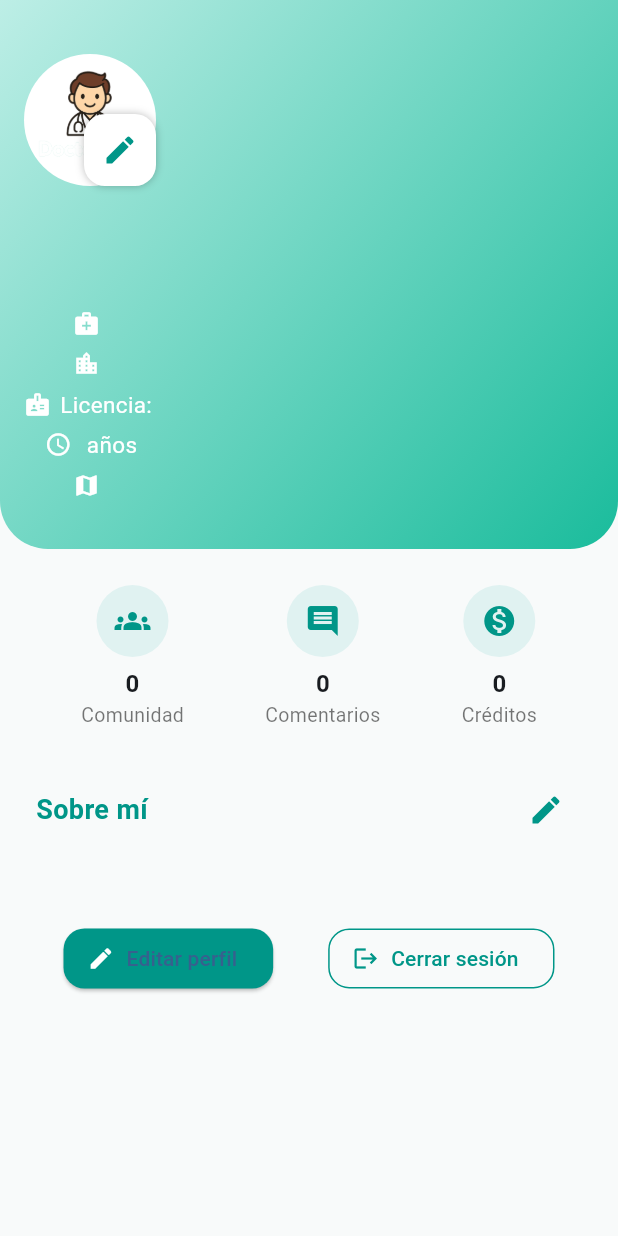
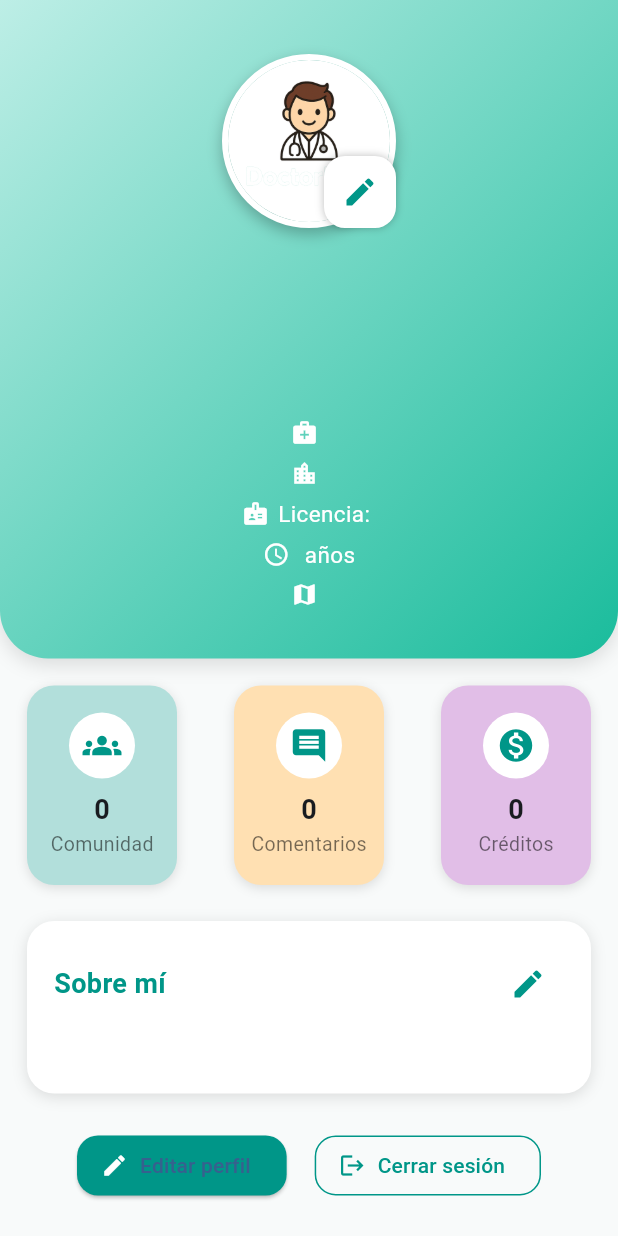
Before and after one commit to iatechsabana/pediatApp, a Flutter app: the PediatricianProfilePage screen opened directly, on a phone screen of 412 x 824 dp. Run offline on Flutter 3.47's test engine with Material 3 defaults, Android fonts, the phone set to English and light mode, and no system bars; our stand-ins replace cloud_firestore, dartz, firebase_auth, firebase_core, flutter_riverpod, go_router and 1 more; accounts and stored records are empty.

Commit message:
subir cambios

```diff
--- a/lib/features/dashboard/presentation/pages/pediatrician_profile_page.dart
+++ b/lib/features/dashboard/presentation/pages/pediatrician_profile_page.dart
@@ -38,7 +38,19 @@ class _PediatricianProfilePageState extends State<PediatricianProfilePage> {
       return (doc.data()?['credits'] ?? 0) as int;
     }
   bool isEditingAbout = false;
-  final aboutController = TextEditingController();
+  late TextEditingController aboutController;
+
+  @override
+  void initState() {
+    super.initState();
+    aboutController = TextEditingController();
+  }
+
+  @override
+  void dispose() {
+    aboutController.dispose();
+    super.dispose();
+  }
 
   Future<Map<String, dynamic>?> _getProfile() async {
     final user = FirebaseAuth.instance.currentUser;
@@ -70,14 +82,24 @@ class _PediatricianProfilePageState extends State<PediatricianProfilePage> {
           return SingleChildScrollView(
             padding: const EdgeInsets.only(bottom: 32),
             child: Column(
+              crossAxisAlignment: CrossAxisAlignment.stretch,
               children: [
                 _buildHeader(data),
+                const SizedBox(height: 18),
+                Padding(
+                  padding: const EdgeInsets.symmetric(horizontal: 18),
+                  child: _buildStatsSection(),
+                ),
                 const SizedBox(height: 24),
-                _buildStatsSection(),
-                const SizedBox(height: 30),
-                _buildAboutSection(data),
-                const SizedBox(height: 20),
-                _buildActions(context),
+                Padding(
+                  padding: const EdgeInsets.symmetric(horizontal: 18),
+                  child: _buildAboutSection(data),
+                ),
+                const SizedBox(height: 24),
+                Padding(
+                  padding: const EdgeInsets.symmetric(horizontal: 18),
+                  child: _buildActions(context),
+                ),
               ],
             ),
           );
@@ -90,7 +112,7 @@ class _PediatricianProfilePageState extends State<PediatricianProfilePage> {
   Widget _buildHeader(Map<String, dynamic> data) {
     return Container(
       width: double.infinity,
-      padding: const EdgeInsets.fromLTRB(16, 36, 16, 32),
+      padding: const EdgeInsets.fromLTRB(0, 36, 0, 32),
       decoration: const BoxDecoration(
         gradient: LinearGradient(
           colors: [Color(0xFFBDEEE6), Color(0xFF1ABC9C)],
@@ -98,35 +120,44 @@ class _PediatricianProfilePageState extends State<PediatricianProfilePage> {
           end: Alignment.bottomRight,
         ),
         borderRadius: BorderRadius.vertical(bottom: Radius.circular(32)),
+        boxShadow: [BoxShadow(color: Colors.black12, blurRadius: 10, offset: Offset(0, 4))],
       ),
       child: Column(
-        crossAxisAlignment: CrossAxisAlignment.start,
+        crossAxisAlignment: CrossAxisAlignment.center,
         children: [
           Stack(
             alignment: Alignment.bottomRight,
             children: [
-              data['photoUrl'] != null && data['photoUrl'].toString().isNotEmpty
+              Container(
+                decoration: BoxDecoration(
+                  border: Border.all(color: Colors.white, width: 4),
+                  shape: BoxShape.circle,
+                  boxShadow: [BoxShadow(color: Colors.black26, blurRadius: 8, offset: Offset(0, 4))],
+                ),
+                child: data['photoUrl'] != null && data['photoUrl'].toString().isNotEmpty
                     ? CircleAvatar(
-                      radius: 44,
+                        radius: 54,
                         backgroundImage: NetworkImage(data['photoUrl']),
                         backgroundColor: Colors.white,
                       )
                     : CircleAvatar(
-                      radius: 44,
+                        radius: 54,
                         backgroundColor: Colors.white,
                         backgroundImage: const AssetImage('assets/images/doctorkids_logo.png'),
+                      ),
               ),
               _editAvatarButton(),
             ],
           ),
-          const SizedBox(height: 10),
+          const SizedBox(height: 14),
           Text(
             data['name'] ?? '',
             style: const TextStyle(
-              fontSize: 22,
+              fontSize: 26,
               fontWeight: FontWeight.bold,
               color: Colors.white,
               fontFamily: 'Montserrat',
+              letterSpacing: 0.5,
               shadows: [
                 Shadow(
                   color: Colors.black38,
@@ -136,7 +167,18 @@ class _PediatricianProfilePageState extends State<PediatricianProfilePage> {
               ],
             ),
           ),
-          const SizedBox(height: 4),
+          const SizedBox(height: 6),
+          Text(
+            data['specialty'] ?? '',
+            style: const TextStyle(
+              fontSize: 16,
+              color: Colors.white70,
+              fontWeight: FontWeight.w500,
+              fontFamily: 'Montserrat',
+              letterSpacing: 0.2,
+            ),
+          ),
+          const SizedBox(height: 6),
           Text(
             data['email'] ?? '',
             style: const TextStyle(
@@ -154,7 +196,7 @@ class _PediatricianProfilePageState extends State<PediatricianProfilePage> {
               ],
             ),
           ),
-          const SizedBox(height: 10),
+          const SizedBox(height: 14),
           _buildHeaderInfoIcons(data),
         ],
       ),
@@ -216,36 +258,53 @@ class _PediatricianProfilePageState extends State<PediatricianProfilePage> {
       builder: (context, snapshot) {
         final values = snapshot.data ?? [0, 0, 0];
         return Row(
-          mainAxisAlignment: MainAxisAlignment.spaceEvenly,
+          mainAxisAlignment: MainAxisAlignment.spaceBetween,
           children: [
-            _statBox(Icons.groups, "Comunidad", values[0].toString()),
-            _statBox(Icons.comment, "Comentarios", values[1].toString()),
-            _statBox(Icons.monetization_on, "Créditos", values[2].toString()),
+            _statCard(Icons.groups, "Comunidad", values[0].toString(), Colors.teal.shade100),
+            _statCard(Icons.comment, "Comentarios", values[1].toString(), Colors.orange.shade100),
+            _statCard(Icons.monetization_on, "Créditos", values[2].toString(), Colors.purple.shade100),
           ],
         );
       },
     );
+
   }
 
-  Widget _statBox(IconData icon, String label, String value) {
-    return Column(
+  Widget _statCard(IconData icon, String label, String value, Color color) {
+    return Container(
+      width: 100,
+      padding: const EdgeInsets.symmetric(vertical: 18),
+      decoration: BoxDecoration(
+        color: color,
+        borderRadius: BorderRadius.circular(18),
+        boxShadow: [BoxShadow(color: Colors.black12, blurRadius: 6, offset: Offset(0, 2))],
+      ),
+      child: Column(
+        mainAxisAlignment: MainAxisAlignment.center,
         children: [
           CircleAvatar(
-          radius: 24,
-          backgroundColor: Colors.teal.shade50,
-          child: Icon(icon, color: Colors.teal),
+            radius: 22,
+            backgroundColor: Colors.white,
+            child: Icon(icon, color: Colors.teal, size: 26),
           ),
-        const SizedBox(height: 6),
-        Text(value, style: const TextStyle(fontWeight: FontWeight.bold, fontSize: 16)),
+          const SizedBox(height: 8),
+          Text(value, style: const TextStyle(fontWeight: FontWeight.bold, fontSize: 18)),
           Text(label, style: const TextStyle(fontSize: 13, color: Colors.black54)),
         ],
+      ),
     );
   }
 
+
   // 🔹 SOBRE MÍ
   Widget _buildAboutSection(Map<String, dynamic> data) {
-    return Padding(
-      padding: const EdgeInsets.symmetric(horizontal: 24),
+    return Container(
+      padding: const EdgeInsets.all(18),
+      decoration: BoxDecoration(
+        color: Colors.white,
+        borderRadius: BorderRadius.circular(18),
+        boxShadow: [BoxShadow(color: Colors.black12, blurRadius: 8, offset: Offset(0, 2))],
+      ),
       child: Column(
         crossAxisAlignment: CrossAxisAlignment.start,
         children: [
@@ -275,7 +334,7 @@ class _PediatricianProfilePageState extends State<PediatricianProfilePage> {
           decoration: InputDecoration(
             hintText: "Escribe algo sobre ti...",
             filled: true,
-            fillColor: Colors.white,
+            fillColor: Colors.teal.shade50,
             border: OutlineInputBorder(borderRadius: BorderRadius.circular(12)),
           ),
         ),
--- a/pubspec.yaml
+++ b/pubspec.yaml
@@ -44,6 +44,7 @@ dependencies:
   go_router: any
   dartz: any
   shared_preferences: ^2.2.2
+  flutter_launcher_icons: ^0.14.4
 
 dev_dependencies:
   flutter_test:
--- /dev/null
+++ b/pubspec.yaml.flutter_launcher_icons.yaml
@@ -0,0 +1,7 @@
+# Use this config to generate adaptive launcher icons for Android with your logo
+flutter_icons:
+  android: true
+  ios: false
+  image_path: "assets/images/doctorkids_logo.png"
+  adaptive_icon_background: "#FFFFFF"
+  adaptive_icon_foreground: "assets/images/doctorkids_logo.png"
```
Also changed, not shown: pubspec.lock, 12 other files. Lines whose indentation alone changed are shown as unchanged.
